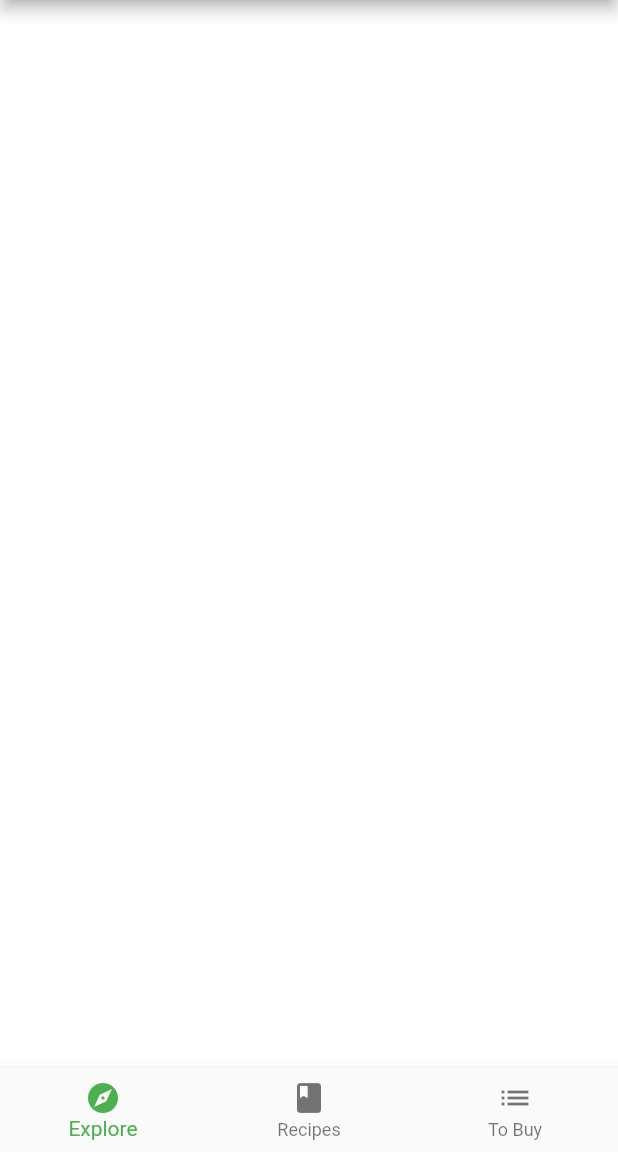
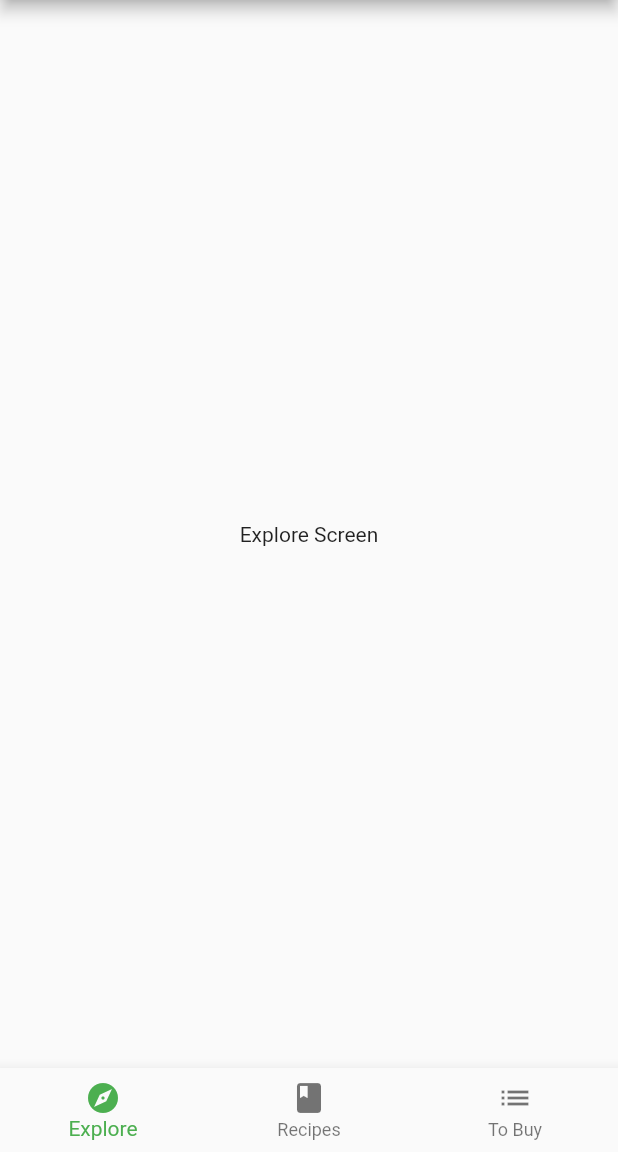
Before and after one commit to pcpscollege/pcpsfoodies, a Flutter app: the screen it shows after launch, on a phone screen of 412 x 824 dp, the part 84-1236 px from its top. Run offline on Flutter 3.47's test engine with Material 2 defaults, Android fonts, the light colour scheme and no system bars; our stand-ins replace google_fonts; project files that could hold a hidden picture were left out.

Commit message:
Basic Explore Screen Created

```diff
--- a/lib/home.dart
+++ b/lib/home.dart
@@ -1,4 +1,5 @@
 import 'package:flutter/material.dart';
+import 'package:pcpsfoodies/screens/explore_screen.dart';
 
 class Home extends StatefulWidget {
   const Home({Key? key}) : super(key: key);
@@ -12,7 +13,7 @@ class _HomeState extends State<Home> {
 
   static List<Widget> pages = <Widget>[
     // TODO: Replace with ExploreScreen
-    Container(color: Colors.white),
+    ExploreScreen(),
     // TODO: Replace with RecipesScreen
     Container(color: Colors.green),
     Container(color: Colors.blue),
--- /dev/null
+++ b/lib/screens/explore_screen.dart
@@ -0,0 +1,19 @@
+import 'package:flutter/material.dart';
+
+import 'package:pcpsfoodies/components/components.dart';
+import 'package:pcpsfoodies/models/models.dart';
+import 'package:pcpsfoodies/api/mock_pcpsfoodies_service.dart';
+
+class ExploreScreen extends StatelessWidget {
+  final mockService = new MockPcpsfoodiesService();
+
+  ExploreScreen({Key? key}) : super(key: key);
+
+  @override
+  Widget build(BuildContext context) {
+    // TODO 1: Add TodayRecipeListView FutureBuilder
+    return const Center(
+      child: Text('Explore Screen'),
+    );
+  }
+}
```
